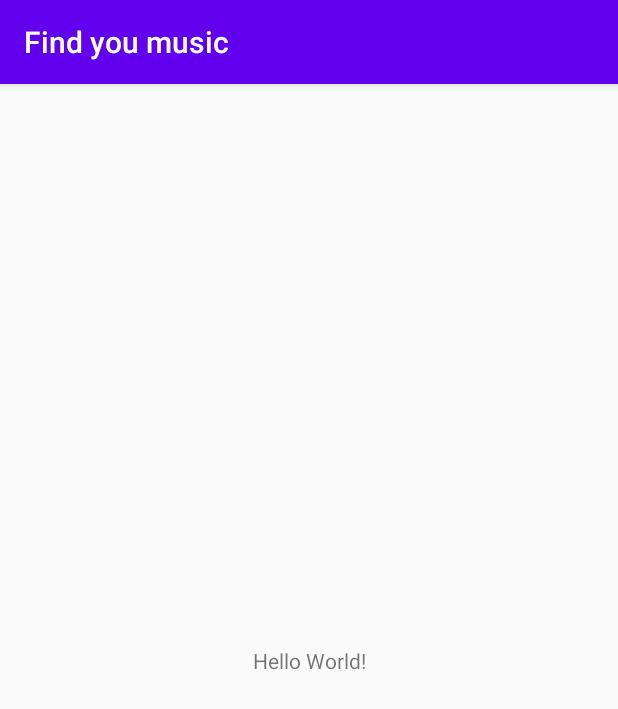
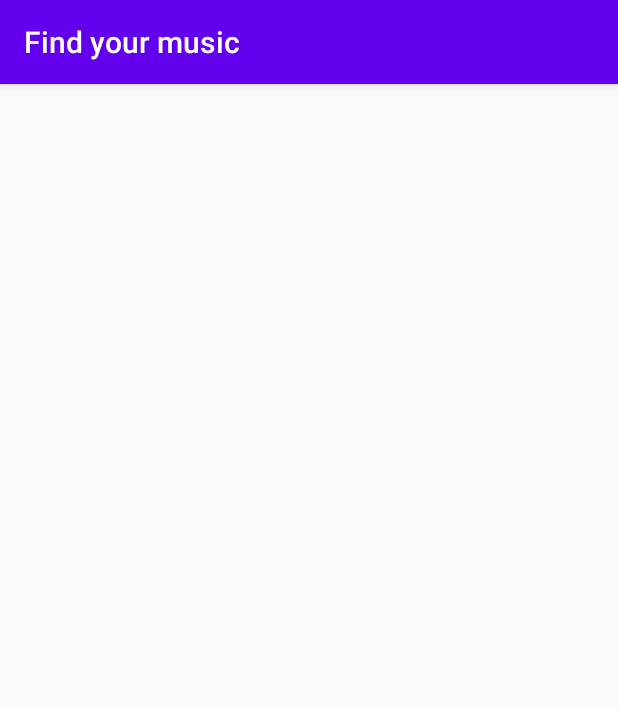
Before and after one commit to johyunryung/Find_your_music, an Android app: the screen it shows after launch (MainActivity before the commit, main_page after it), on a phone screen of 412 x 824 dp. Shown: the top 709 px of the screen. Run offline under Robolectric (Android 15) with nearby library versions, the phone set to English and light mode, and no system bars.

Commit message:
방과후 앱 프로젝트

```diff
--- a/app/src/main/AndroidManifest.xml
+++ b/app/src/main/AndroidManifest.xml
@@ -9,10 +9,10 @@
         android:roundIcon="@mipmap/ic_launcher_round"
         android:supportsRtl="true"
         android:theme="@style/AppTheme">
-        <activity android:name=".MainActivity">
+        <activity android:name=".main_page"></activity>
+        <activity android:name=".logo_page">
             <intent-filter>
                 <action android:name="android.intent.action.MAIN" />
-
                 <category android:name="android.intent.category.LAUNCHER" />
             </intent-filter>
         </activity>
--- /dev/null
+++ b/app/src/main/java/kr/hs/emirim/s2019w37/findyoumusic/logo_page.kt
@@ -0,0 +1,20 @@
+package kr.hs.emirim.s2019w37.findyoumusic
+
+import android.content.Intent
+import android.os.Bundle
+import android.os.Handler
+import androidx.appcompat.app.AppCompatActivity
+
+
+class logo_page : AppCompatActivity(){
+    private val SPLASH_TIME_OUT : Long = 3000
+    override fun onCreate(savedInstanceState: Bundle?) {
+        super.onCreate(savedInstanceState)
+        setContentView(R.layout.logo_page)
+
+        Handler().postDelayed({
+            startActivity(Intent(this, main_page::class.java))
+            finish()
+        }, SPLASH_TIME_OUT)
+    }
+}
--- a/app/src/main/java/kr/hs/emirim/s2019w37/findyoumusic/MainActivity.kt
+++ b/app/src/main/java/kr/hs/emirim/s2019w37/findyoumusic/main_page.kt
@@ -1,11 +1,11 @@
 package kr.hs.emirim.s2019w37.findyoumusic
 
+import android.os.Bundle
 import androidx.appcompat.app.AppCompatActivity
-import android.os.Bundle
 
-class MainActivity : AppCompatActivity() {
+class main_page : AppCompatActivity(){
+
     override fun onCreate(savedInstanceState: Bundle?) {
         super.onCreate(savedInstanceState)
-        setContentView(R.layout.activity_main)
     }
 }
--- a/app/src/main/res/layout/activity_main.xml
+++ /dev/null
@@ -1,18 +0,0 @@
-<?xml version="1.0" encoding="utf-8"?>
-<androidx.constraintlayout.widget.ConstraintLayout xmlns:android="http://schemas.android.com/apk/res/android"
-    xmlns:app="http://schemas.android.com/apk/res-auto"
-    xmlns:tools="http://schemas.android.com/tools"
-    android:layout_width="match_parent"
-    android:layout_height="match_parent"
-    tools:context=".MainActivity">
-
-    <TextView
-        android:layout_width="wrap_content"
-        android:layout_height="wrap_content"
-        android:text="Hello World!"
-        app:layout_constraintBottom_toBottomOf="parent"
-        app:layout_constraintLeft_toLeftOf="parent"
-        app:layout_constraintRight_toRightOf="parent"
-        app:layout_constraintTop_toTopOf="parent" />
-
-</androidx.constraintlayout.widget.ConstraintLayout>
```
Also changed, not shown: app/src/main/res/layout/logo_page.xml (added, +35 -0 lines), app/src/main/res/layout/main_page.xml (added, +95 -0 lines), app/src/main/res/values/strings.xml (+13 -1 lines), app/src/main/res/drawable/checklist.png (added), app/src/main/res/drawable/headphone.png (added), app/src/main/res/drawable/team.png (added).
